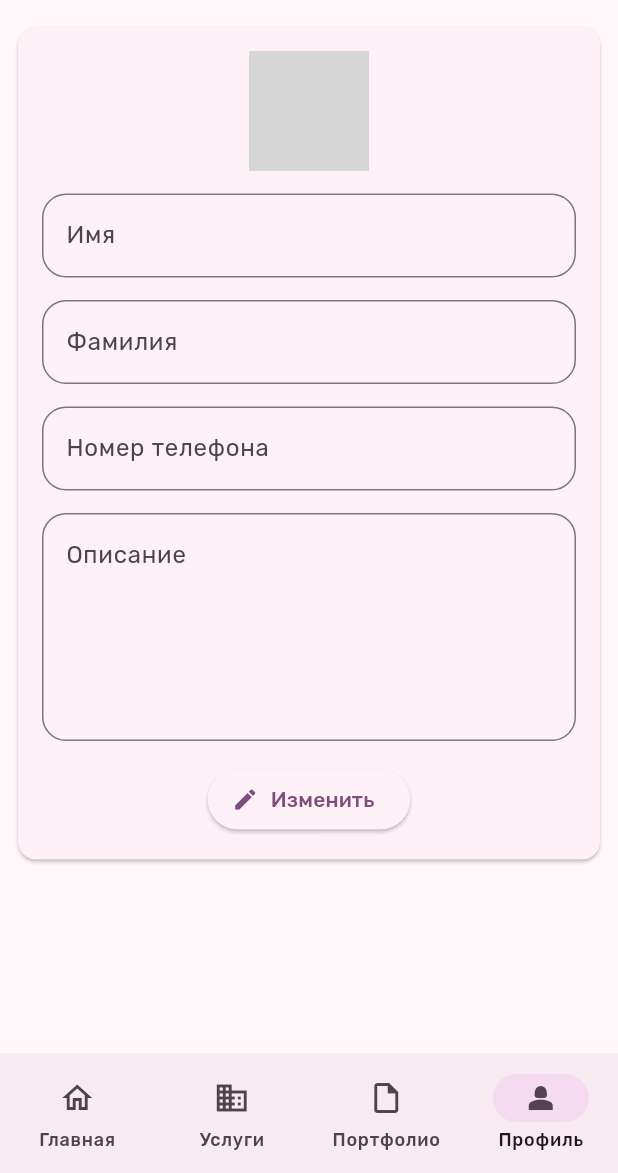
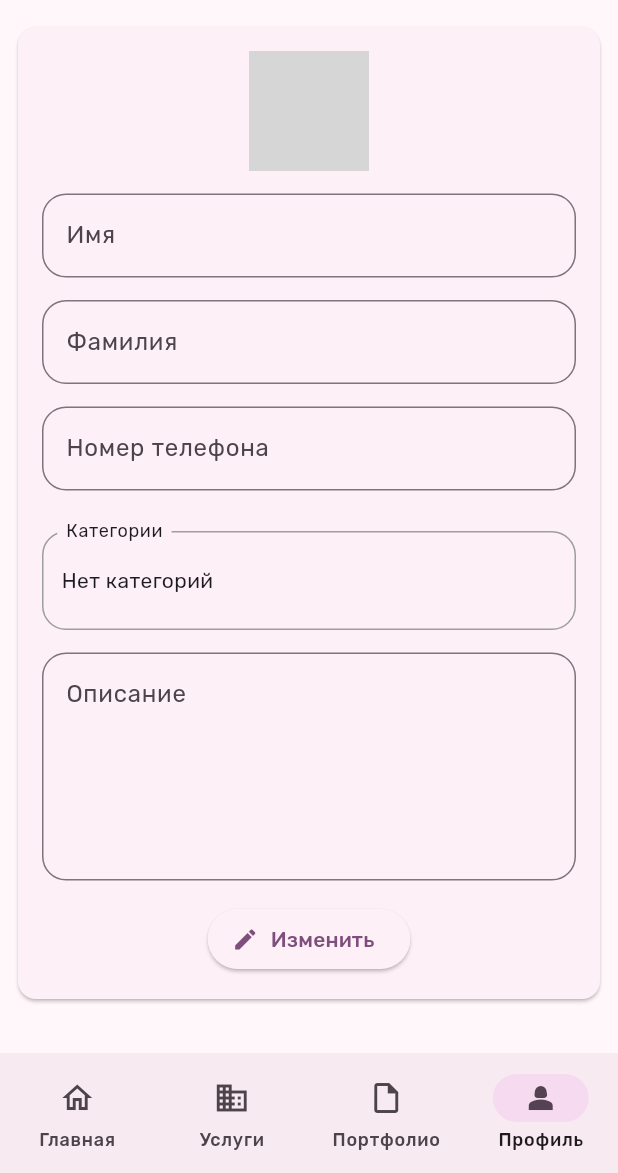
Before and after one commit to NikiWeasel/schedule_app, a Flutter app: the ProfileScreen screen opened by its route, on a phone screen of 412 x 824 dp, the part 63-1236 px from its top. Run offline on Flutter 3.47's test engine with Material 3 defaults, Android fonts, the phone set to English and light mode, and no system bars; our stand-ins replace bloc, carousel_slider, cloud_firestore, firebase_auth, firebase_core, firebase_storage and 8 more; accounts and stored records are empty; generated files the repository leaves out were written again; network calls fail; grey boxes are pictures that could not be loaded.

Commit message:
Категории в профиле

```diff
--- a/lib/core/bloc/fetch_categories/local_categories_state.dart
+++ b/lib/core/bloc/fetch_categories/local_categories_state.dart
@@ -8,9 +8,9 @@ final class LocalCategoriesInitialState extends FetchCategoriesState {}
 class LocalCategoriesLoadingState extends FetchCategoriesState {}
 
 class LocalCategoriesLoadedState extends FetchCategoriesState {
-  final List<RegCategory> categorys;
+  final List<RegCategory> categories;
 
-  LocalCategoriesLoadedState({required this.categorys});
+  LocalCategoriesLoadedState({required this.categories});
 }
 
 class LocalCategoriesErrorState extends FetchCategoriesState {
--- a/lib/core/models/employee.dart
+++ b/lib/core/models/employee.dart
@@ -1,6 +1,6 @@
 class Employee {
-  const Employee({
-    required this.employeeId,
+  const Employee(
+      {required this.employeeId,
       required this.name,
       required this.surname,
       required this.isAdmin,
@@ -8,7 +8,7 @@ class Employee {
       required this.email,
       required this.number,
       required this.imageUrl,
-  });
+      required this.categoryIds});
 
   final String employeeId;
   final String name;
@@ -18,4 +18,5 @@ class Employee {
   final String email;
   final String number;
   final String imageUrl;
+  final List<String> categoryIds;
 }
--- a/lib/features/authentication/view/login_screen.dart
+++ b/lib/features/authentication/view/login_screen.dart
@@ -95,6 +95,7 @@ class _LoginScreenState extends State<LoginScreen> {
           'number': _enteredNumber,
           'image_url': imageUrl,
           'description': '',
+          'categoriesIds': [],
         });
         // widget.renew();
       }
--- a/lib/features/categories/view/widgets/categories_content.dart
+++ b/lib/features/categories/view/widgets/categories_content.dart
@@ -69,7 +69,7 @@ class _CategoriesContentState extends State<CategoriesContent> {
                 category: cat,
               ));
     } else {
-      showTopSnackBar(context, 'Нельзя редактировать услуги');
+      showTopSnackBar(context, 'Нельзя редактировать категории');
     }
   }
 
@@ -78,8 +78,8 @@ class _CategoriesContentState extends State<CategoriesContent> {
     await showDialog(
         context: context,
         builder: (ctx) => AlertConfirmDialog(
-            title: 'Удалить услугу?',
-            content: 'Услуга будет удалена навсегда.',
+            title: 'Удалить категорию?',
+            content: 'Категория будет удалена навсегда.',
             onConfirm: () {
               context
                   .read<ActionsCategoriesBloc>()
--- a/lib/features/home/user_repository.dart
+++ b/lib/features/home/user_repository.dart
@@ -49,7 +49,9 @@ class UserRepository {
         number: data['number'],
         imageUrl: data['image_url'],
         employeeId: user.uid,
-    );
+        categoryIds: (data['categoriesIds'] as List<dynamic>)
+            .map((e) => e.toString())
+            .toList());
 
     return fetchedUser;
   }
@@ -68,6 +70,7 @@ class UserRepository {
       'number': employee.number,
       'description': employee.description,
       'image_url': employee.imageUrl,
+      'categoriesIds': employee.categoryIds,
     }).then((_) {
       debugPrint("Document successfully updated!");
     }).catchError((error) {
--- a/lib/features/profile/view/profile_screen.dart
+++ b/lib/features/profile/view/profile_screen.dart
@@ -11,6 +11,7 @@ import 'package:schedule_app/features/profile/view/widgets/log_out_alert.dart';
 import 'package:schedule_app/features/schedule/bloc/local_employees_bloc.dart';
 import 'package:schedule_app/core/utils/snackbar_utils.dart';
 import 'package:schedule_app/features/home/bloc/user_bloc.dart';
+import 'package:schedule_app/core/bloc/fetch_categories/local_categories_bloc.dart';
 
 class ProfileScreen extends StatefulWidget {
   const ProfileScreen({
@@ -53,7 +54,6 @@ class _ProfileScreenState extends State<ProfileScreen> {
         builder: (context, userState) {
           return BlocBuilder<LocalEmployeesBloc, LocalEmployeesState>(
               builder: (context, allEmployeesState) {
-            {
             List<Employee> emps = [];
             if (userState is UserLoaded) {
               Employee currentUser = (userState).user;
@@ -87,7 +87,6 @@ class _ProfileScreenState extends State<ProfileScreen> {
                   title: const Text('Профиль Vteme'),
                 ),
                 body: _content);
-            }
           });
         },
       ),
--- a/lib/features/profile/view/widgets/employee_profile.dart
+++ b/lib/features/profile/view/widgets/employee_profile.dart
@@ -3,16 +3,21 @@ import 'package:firebase_storage/firebase_storage.dart';
 import 'package:flutter/cupertino.dart';
 import 'package:flutter/material.dart';
 import 'package:flutter_bloc/flutter_bloc.dart';
+import 'package:schedule_app/core/bloc/fetch_categories/local_categories_bloc.dart';
+import 'package:schedule_app/core/bloc/fetch_categories/local_categories_bloc.dart';
 import 'package:schedule_app/core/models/employee.dart';
 import 'package:schedule_app/core/widgets/card_circular_progress_indicator.dart';
 import 'package:schedule_app/features/authentication/view/widgets/user_image_picker.dart';
 import 'package:schedule_app/features/home/bloc/user_bloc.dart';
 import 'package:schedule_app/core/utils/snackbar_utils.dart';
+import 'package:schedule_app/features/profile/view/widgets/employee_profile_categories.dart';
+import 'package:schedule_app/core/models/category.dart';
 
 class EmployeeProfile extends StatefulWidget {
   EmployeeProfile({super.key, required this.employee, this.isAlwaysReadOnly});
 
-  Employee employee;
+  final Employee employee;
+
   bool? isAlwaysReadOnly = false;
 
   @override
@@ -33,23 +38,33 @@ class _EmployeeProfileState extends State<EmployeeProfile> {
   String enteredNumber = '';
   String enteredDescription = '';
   File? _selectedImage;
+  List<RegCategory> selectedCategories = [];
 
   void _submit(void Function(Employee employee) editUser) async {
     // await FirebaseAuth.instance.setPersistence(Persistence.NONE);
 
     var isValid = _formKey.currentState!.validate();
 
+    List<String> selectedCatIds = selectedCategories
+        .map(
+          (e) => e.id!,
+        )
+        .toList();
+
     if (nameController.text == enteredName &&
         surnameController.text == enteredSurname &&
         numberController.text == enteredNumber &&
         descriptionController.text == enteredDescription &&
-        _selectedImage == null) {
+        _selectedImage == null &&
+        selectedCatIds == widget.employee.categoryIds) {
       print('Данные такие же');
       setState(() {
         _isReadOnly = true;
       });
       return;
     }
+    print('selectedCatIds');
+    print(selectedCatIds);
 
     String imageUrl = '';
     if (_selectedImage != null) {
@@ -71,7 +86,8 @@ class _EmployeeProfileState extends State<EmployeeProfile> {
         description: descriptionController.text,
         email: widget.employee.email,
         number: numberController.text,
-        imageUrl: imageUrl == '' ? widget.employee.imageUrl : imageUrl);
+        imageUrl: imageUrl == '' ? widget.employee.imageUrl : imageUrl,
+        categoryIds: selectedCatIds);
 
     editUser(employee);
     setState(() {
@@ -83,6 +99,10 @@ class _EmployeeProfileState extends State<EmployeeProfile> {
     setState(() {
       _isReadOnly = !_isReadOnly;
     });
+  }
+
+  void setCategoreis(List<RegCategory> cats) {
+    selectedCategories = cats;
   }
 
   @override
@@ -112,6 +132,9 @@ class _EmployeeProfileState extends State<EmployeeProfile> {
     enteredNumber = widget.employee.number;
     enteredDescription = widget.employee.description;
 
+    return BlocBuilder<LocalCategoriesBloc, FetchCategoriesState>(
+      builder: (context, state) {
+        if (state is LocalCategoriesLoadedState) {
           return SingleChildScrollView(
             child: Column(
               mainAxisSize: MainAxisSize.min,
@@ -221,6 +244,15 @@ class _EmployeeProfileState extends State<EmployeeProfile> {
                             const SizedBox(
                               height: 15,
                             ),
+                            EmployeeProfileCategories(
+                              userCategories: widget.employee.categoryIds,
+                              allCategories: state.categories,
+                              isReadOnly: _isReadOnly,
+                              setCategoreis: setCategoreis,
+                            ),
+                            const SizedBox(
+                              height: 15,
+                            ),
                             TextFormField(
                               readOnly: _isReadOnly,
                               controller: descriptionController,
@@ -258,7 +290,8 @@ class _EmployeeProfileState extends State<EmployeeProfile> {
                                             icon: const SizedBox(
                                                 height: 20,
                                                 width: 20,
-                                          child: CircularProgressIndicator()),
+                                                child:
+                                                    CircularProgressIndicator()),
                                           )
                                         : ElevatedButton.icon(
                                             icon: const Icon(Icons.save),
@@ -289,4 +322,10 @@ class _EmployeeProfileState extends State<EmployeeProfile> {
             ),
           );
         }
+        return const Center(
+          child: CardCircularProgressIndicator(),
+        );
+      },
+    );
   }
+}
--- /dev/null
+++ b/lib/features/profile/view/widgets/employee_profile_categories.dart
@@ -0,0 +1,196 @@
+import 'package:flutter/cupertino.dart';
+import 'package:flutter/material.dart';
+import 'package:flutter_bloc/flutter_bloc.dart';
+import 'package:schedule_app/core/bloc/fetch_categories/local_categories_bloc.dart';
+import 'package:schedule_app/core/bloc/fetch_categories/local_categories_bloc.dart';
+import 'package:schedule_app/core/models/category.dart';
+import 'package:schedule_app/features/categories/bloc/actions_categories_bloc.dart';
+
+class EmployeeProfileCategories extends StatefulWidget {
+  const EmployeeProfileCategories(
+      {super.key,
+      required this.userCategories,
+      required this.allCategories,
+      required this.isReadOnly,
+      required this.setCategoreis});
+
+  final List<String> userCategories;
+  final List<RegCategory> allCategories;
+  final bool isReadOnly;
+
+  final Function(List<RegCategory>) setCategoreis;
+
+  @override
+  State<EmployeeProfileCategories> createState() =>
+      _EmployeeProfileCategoriesState();
+}
+
+class _EmployeeProfileCategoriesState extends State<EmployeeProfileCategories> {
+  bool didSetValues = false;
+  List<RegCategory> filteredCategories = [];
+
+  List<bool> catBoolList = [];
+
+  void setBoolValue(int index, List<RegCategory> allCats) {
+    setState(() {
+      // catBoolList[index] = !catBoolList[index];
+
+      catBoolList[index]
+          ? filteredCategories.add(allCats[index])
+          : filteredCategories.remove(allCats[index]);
+    });
+    widget.setCategoreis(filteredCategories);
+    print(filteredCategories);
+  }
+
+  bool isAnyCatIdNull(List<RegCategory> cats) {
+    if (cats.any(
+      (element) => element.id == null,
+    )) {
+      return true;
+    }
+    return false;
+  }
+
+  @override
+  Widget build(BuildContext context) {
+    return BlocListener<LocalCategoriesBloc, FetchCategoriesState>(
+      listener: (context, state) {
+        didSetValues = false;
+      },
+      child: Builder(
+        builder: (
+          context,
+        ) {
+          if (!didSetValues) {
+            catBoolList = List.generate(
+              widget.allCategories.length,
+              (index) {
+                if (widget.userCategories
+                    .contains(widget.allCategories[index].id)) {
+                  return true;
+                }
+                return false;
+              },
+            );
+            filteredCategories = widget.allCategories
+                .where(
+                    (category) => widget.userCategories.contains(category.id))
+                .toList();
+
+            if (isAnyCatIdNull(widget.allCategories)) {
+              context.read<LocalCategoriesBloc>().add(FetchCategoriesData());
+            }
+
+            didSetValues = true;
+          }
+          print(catBoolList);
+
+          return IgnorePointer(
+            ignoring: widget.isReadOnly,
+            child: Stack(
+              children: [
+                Column(
+                  children: [
+                    const SizedBox(
+                      height: 12,
+                    ),
+                    GestureDetector(
+                      onTap: () async {
+                        final RenderBox renderBox =
+                            context.findRenderObject() as RenderBox;
+                        final Offset offset =
+                            renderBox.localToGlobal(Offset.zero);
+                        final RelativeRect position = RelativeRect.fromLTRB(
+                          offset.dx,
+                          offset.dy + renderBox.size.height, // Под виджетом
+                          offset.dx + renderBox.size.width,
+                          offset.dy + renderBox.size.height + 200,
+                        );
+
+                        final selected = await showMenu(
+                          context: context,
+                          position: position,
+                          items: [
+                            for (int i = 0; i < catBoolList.length; i++)
+                              PopupMenuItem<int>(
+                                value: i,
+                                child: StatefulBuilder(
+                                  builder: (BuildContext context,
+                                      StateSetter setState) {
+                                    return SizedBox(
+                                      width: 200,
+                                      child: CheckboxListTile(
+                                        value: catBoolList[i],
+                                        onChanged: (bool? value) {
+                                          setState(() {
+                                            catBoolList[i] = value!;
+                                          });
+                                          setBoolValue(i, widget.allCategories);
+                                        },
+                                        title:
+                                            Text(widget.allCategories[i].name),
+                                      ),
+                                    );
+                                  },
+                                ),
+                              ),
+                          ],
+                        );
+                      },
+                      child: Container(
+                        width: double.infinity,
+                        decoration: BoxDecoration(
+                          borderRadius: BorderRadius.circular(16),
+                          border: Border.all(
+                            color: Colors.grey,
+                          ),
+                        ),
+                        child: Padding(
+                          padding: const EdgeInsets.symmetric(
+                              horizontal: 8.0, vertical: 8),
+                          child: filteredCategories.isEmpty
+                              ? Padding(
+                                  padding: const EdgeInsets.symmetric(
+                                      vertical: 14.0, horizontal: 4),
+                                  child: Text(widget.isReadOnly
+                                      ? 'Нет категорий'
+                                      : 'Нажмите, чтобы добавить'),
+                                )
+                              : Wrap(
+                                  spacing: 8.0,
+                                  children: [
+                                    for (var c in filteredCategories)
+                                      Chip(
+                                        label: Text(c.name),
+                                        onDeleted:
+                                            widget.isReadOnly ? null : () {},
+                                      ),
+                                  ],
+                                ),
+                        ),
+                      ),
+                    ),
+                  ],
+                ),
+                Positioned(
+                    top: 0,
+                    left: 6,
+                    child: Card(
+                      elevation: 0,
+                      child: Padding(
+                        padding: const EdgeInsets.symmetric(horizontal: 6.0),
+                        child: Text(
+                          'Категории',
+                          style: Theme.of(context).textTheme.bodySmall,
+                        ),
+                      ),
+                    )),
+              ],
+            ),
+          );
+        },
+      ),
+    );
+  }
+}
--- a/lib/features/schedule/local_employees_repository.dart
+++ b/lib/features/schedule/local_employees_repository.dart
@@ -25,7 +25,9 @@ class LocalEmployeesRepository {
           number: data['number'],
           imageUrl: data['image_url'],
           employeeId: doc.id,
-      );
+          categoryIds: ((data['categoriesIds'] as List<dynamic>))
+              .map((e) => e.toString())
+              .toList());
     }).toList();
 
     if (allEmployees.isEmpty) {
```
Also changed, not shown: lib/core/bloc/fetch_categories/local_categories_bloc.dart (+4 -4 lines), lib/features/categories/view/categories_screen.dart (+22 -2 lines). Lines whose indentation alone changed are shown as unchanged.
